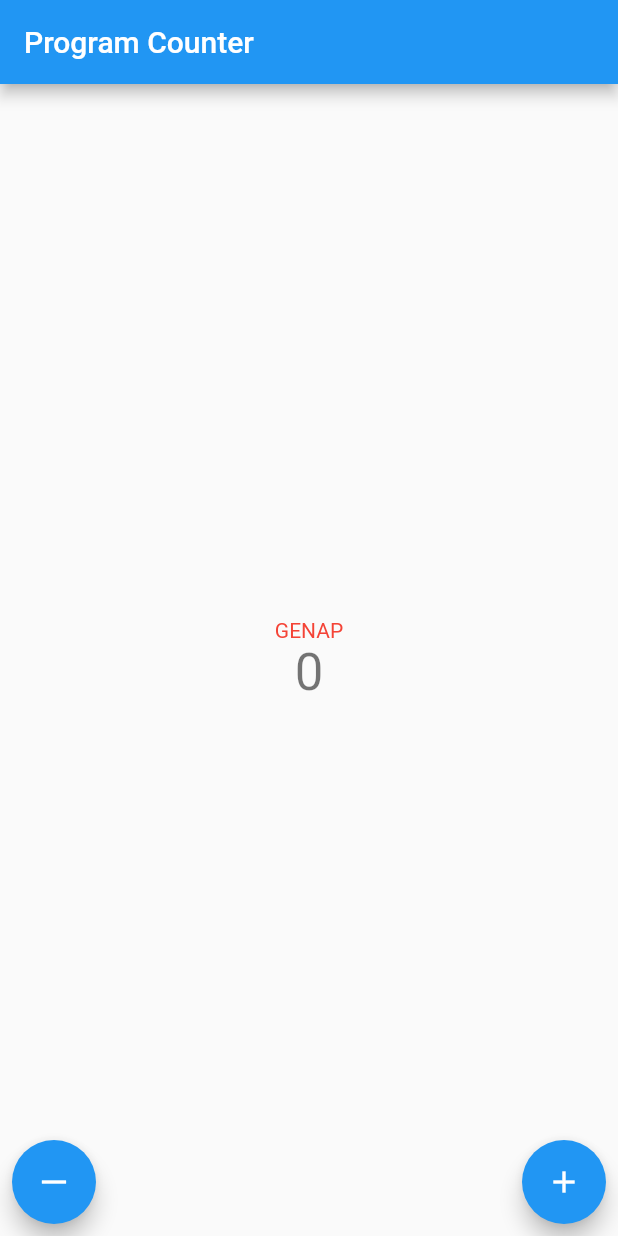
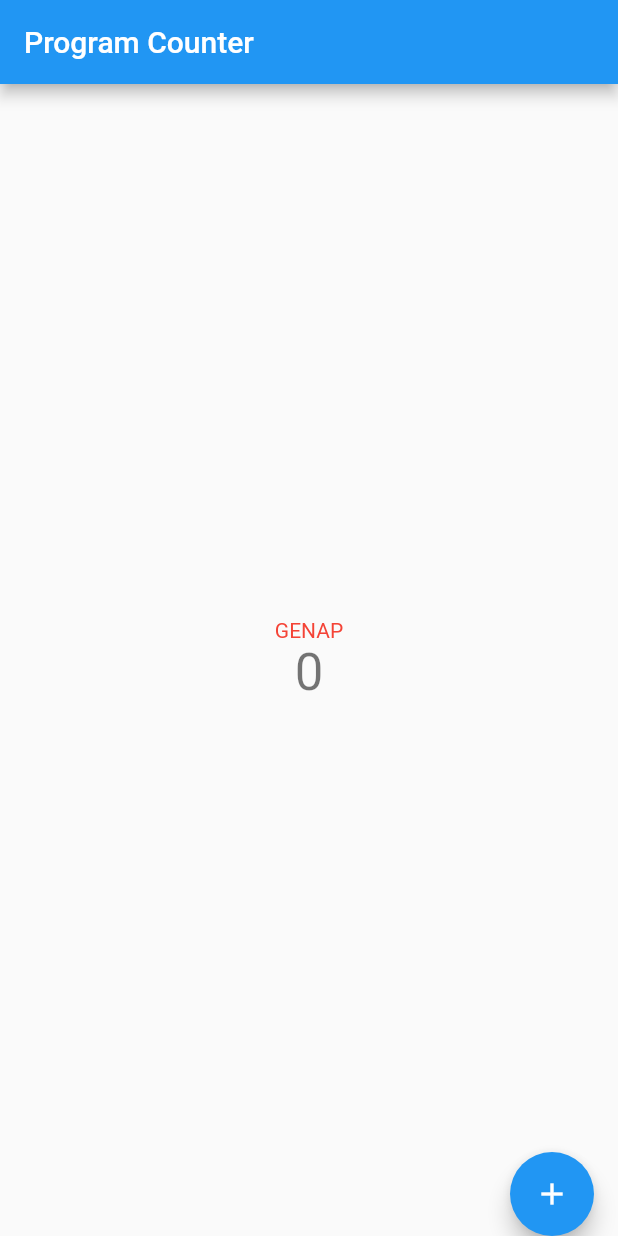
Before and after one commit to fadlanariel/pbp-flutter-lab, a Flutter app: the screen it shows after launch, on a phone screen of 412 x 824 dp. Run offline on Flutter 3.47's test engine with Material 2 defaults, Android fonts, the phone set to English and light mode, and no system bars.

Commit message:
Hide - button if counter = 0

```diff
--- a/lib/main.dart
+++ b/lib/main.dart
@@ -74,6 +74,33 @@ class _MyHomePageState extends State<MyHomePage> {
     });
   }
 
+  showWidget() {
+    if (_counter > 0) {
+      return Padding(
+        padding: const EdgeInsets.all(8.0),
+        child: Row(
+          mainAxisAlignment: MainAxisAlignment.spaceBetween,
+          children: <Widget>[
+            FloatingActionButton(
+              onPressed: _decrementCounter,
+              child: const Icon(Icons.horizontal_rule),
+            ),
+            FloatingActionButton(
+              onPressed: _incrementCounter,
+              child: const Icon(Icons.add),
+            )
+          ],
+        ),
+      );
+    } else {
+      return
+        FloatingActionButton(
+          onPressed: _incrementCounter,
+          child: const Icon(Icons.add),
+        );
+    }
+  }
+
   @override
   Widget build(BuildContext context) {
     // This method is rerun every time setState is called, for instance as done
@@ -121,22 +148,9 @@ class _MyHomePageState extends State<MyHomePage> {
           ],
         ),
       ),
-        floatingActionButtonLocation: FloatingActionButtonLocation.centerDocked,
-        floatingActionButton: Padding(
-          padding: const EdgeInsets.all(8.0),
-          child: Row(
-            mainAxisAlignment: MainAxisAlignment.spaceBetween,
-            children: <Widget>[
-              FloatingActionButton(
-                onPressed: _decrementCounter,
-                child: const Icon(Icons.horizontal_rule),
-              ),
-              FloatingActionButton(
-                onPressed: _incrementCounter,
-                child: const Icon(Icons.add),
-              )
-            ],
-          ),
-        )    );
+        floatingActionButtonLocation: _counter > 0 ?
+                FloatingActionButtonLocation.centerDocked : FloatingActionButtonLocation.endDocked,
+        floatingActionButton: showWidget()
+    );
   }
 }
```
